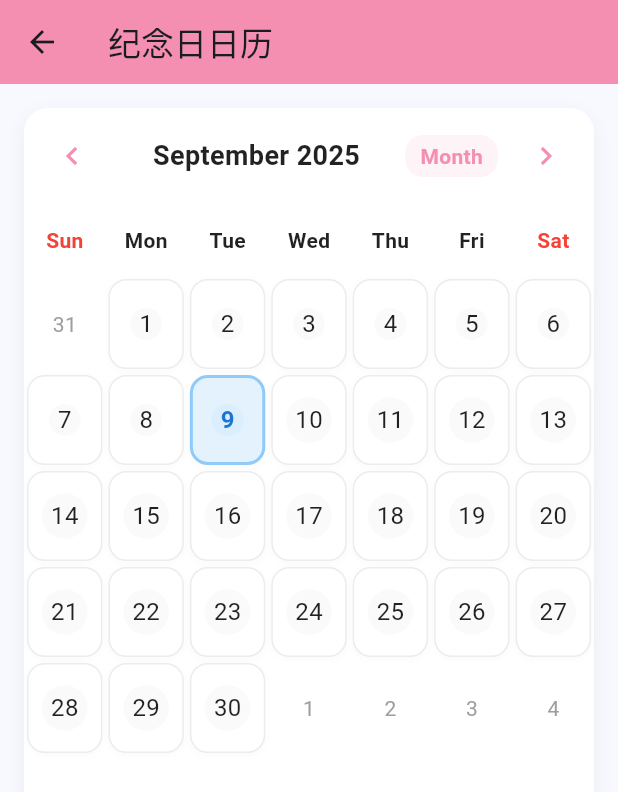
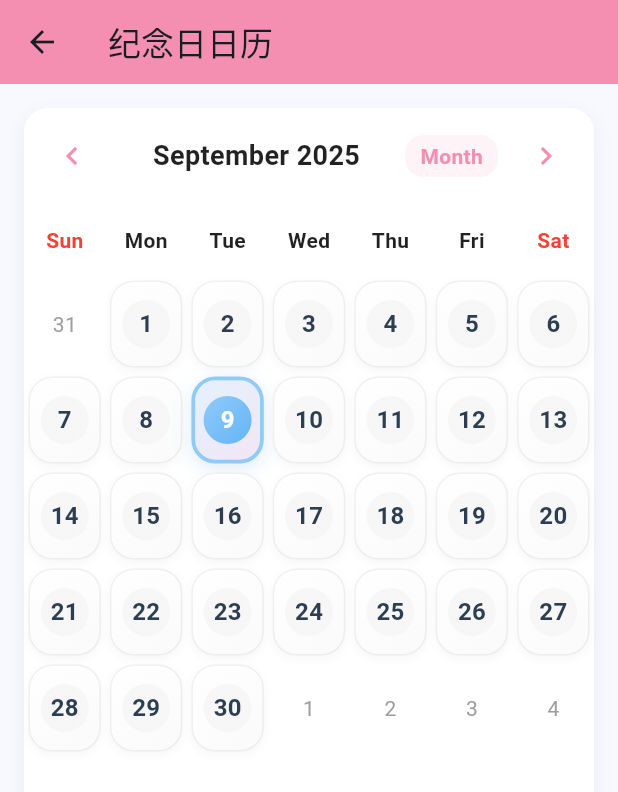
Before and after one commit to zoujinglong666/HeartDays, a Flutter app: the AnniversaryCalendarExample screen opened directly, on a phone screen of 412 x 824 dp. Shown: the top 792 px of the screen. Run offline on Flutter 3.47's test engine with Material 3 defaults, Android fonts, the light colour scheme and no system bars; drawn by our look-alikes of table_calendar; our stand-ins replace bot_toast, cached_network_image, connectivity_plus, device_info_plus, dio, easy_refresh and 14 more; missing offline and left inert: encrypt, flutter_picker_plus, lunar, mqtt_client; accounts and stored records are empty.

Commit message:
feat(components): 重设计纪念日历组件样式
- 更新了 AnniversaryCalendar 组件的视觉样式，使其更加现代化和精致
-调整了颜色、阴影、圆角等样式细节，提升了用户体验- 优化了日期数字和事件标题的样式，提高了可读性
- 增加了对今日日期的特殊样式处理，使其更加突出

```diff
--- a/lib/components/AnniversaryCalendar.dart
+++ b/lib/components/AnniversaryCalendar.dart
@@ -203,73 +203,128 @@ class _AnniversaryCalendarState extends State<AnniversaryCalendar> {
     final eventColor = firstEvent.color ?? const Color(0xFF6A8CFF);
 
     return Container(
-      margin: const EdgeInsets.all(2),
-      // 增加最大高度，防止溢出
+      margin: const EdgeInsets.all(3),
       constraints: const BoxConstraints(minHeight: 72, maxHeight: 80, minWidth: double.infinity),
       decoration: BoxDecoration(
-        color: isSelected ? eventColor.withOpacity(0.15) : Colors.white,
-        borderRadius: BorderRadius.circular(12),
+        gradient: isSelected
+            ? LinearGradient(
+                colors: [
+                  eventColor.withOpacity(0.2),
+                  eventColor.withOpacity(0.1),
+                ],
+                begin: Alignment.topLeft,
+                end: Alignment.bottomRight,
+              )
+            : LinearGradient(
+                colors: [
+                  Colors.white,
+                  eventColor.withOpacity(0.05),
+                ],
+                begin: Alignment.topLeft,
+                end: Alignment.bottomRight,
+              ),
+        borderRadius: BorderRadius.circular(16),
         border: isSelected
-            ? Border.all(color: eventColor, width: 2)
-            : Border.all(color: eventColor.withOpacity(0.3), width: 1),
+            ? Border.all(color: eventColor, width: 2.5)
+            : Border.all(color: eventColor.withOpacity(0.4), width: 1.5),
         boxShadow: [
           BoxShadow(
-            color: Colors.black.withOpacity(0.03),
-            blurRadius: 4,
+            color: eventColor.withOpacity(isSelected ? 0.2 : 0.1),
+            blurRadius: isSelected ? 12 : 8,
+            offset: const Offset(0, 4),
+            spreadRadius: isSelected ? 1 : 0,
+          ),
+          BoxShadow(
+            color: Colors.black.withOpacity(0.05),
+            blurRadius: 6,
             offset: const Offset(0, 2),
           ),
         ],
       ),
-      padding: const EdgeInsets.symmetric(vertical: 6, horizontal: 4), // 减小垂直内边距
+      padding: const EdgeInsets.symmetric(vertical: 8, horizontal: 6),
       child: Column(
         mainAxisAlignment: MainAxisAlignment.center,
         crossAxisAlignment: CrossAxisAlignment.center,
-        mainAxisSize: MainAxisSize.min, // 使用MainAxisSize.min减少占用空间
+        mainAxisSize: MainAxisSize.min,
         children: [
-          // 日期数字
+          // 日期数字 - 更现代的设计
           Container(
-            padding: const EdgeInsets.all(3), // 减小内边距
+            width: 28,
+            height: 28,
             decoration: BoxDecoration(
-              color: eventColor.withOpacity(0.1),
-              shape: BoxShape.circle,
+              gradient: LinearGradient(
+                colors: [
+                  eventColor,
+                  eventColor.withOpacity(0.8),
+                ],
+                begin: Alignment.topLeft,
+                end: Alignment.bottomRight,
+              ),
+              borderRadius: BorderRadius.circular(14),
+              boxShadow: [
+                BoxShadow(
+                  color: eventColor.withOpacity(0.3),
+                  blurRadius: 4,
+                  offset: const Offset(0, 2),
+                ),
+              ],
             ),
-            child: Text(
-              '${date.day}',
-              style: TextStyle(
-                fontWeight: FontWeight.bold,
-                fontSize: 14, // 减小字体大小
-                color: eventColor,
+            child: Center(
+              child: Text(
+                '${date.day}',
+                style: const TextStyle(
+                  fontWeight: FontWeight.w700,
+                  fontSize: 14,
+                  color: Colors.white,
+                ),
               ),
             ),
           ),
-          const SizedBox(height: 4), // 减小间距
-          // 事件标题 - 只显示内容，不显示图标
+          const SizedBox(height: 6),
+          // 事件标题 - 优化字体和颜色
           Flexible(
             child: Text(
               firstEvent.title,
               style: TextStyle(
-                  fontSize: 12, // 减小字体大小
-                  color: eventColor,
-                  fontWeight: FontWeight.w600
+                fontSize: 11,
+                color: eventColor.withOpacity(0.9),
+                fontWeight: FontWeight.w600,
+                letterSpacing: 0.2,
               ),
               textAlign: TextAlign.center,
               overflow: TextOverflow.ellipsis,
-              maxLines: 1, // 限制最多显示1行
+              maxLines: 1,
             ),
           ),
-          // 多事件指示器
+          // 多事件指示器 - 更精致的设计
           if (moreCount > 0)
             Padding(
-              padding: const EdgeInsets.only(top: 2),
+              padding: const EdgeInsets.only(top: 3),
               child: Container(
-                padding: const EdgeInsets.symmetric(horizontal: 4, vertical: 0), // 减小内边距
+                padding: const EdgeInsets.symmetric(horizontal: 6, vertical: 2),
                 decoration: BoxDecoration(
-                  color: eventColor.withOpacity(0.1),
-                  borderRadius: BorderRadius.circular(8),
+                  gradient: LinearGradient(
+                    colors: [
+                      eventColor.withOpacity(0.8),
+                      eventColor.withOpacity(0.6),
+                    ],
+                  ),
+                  borderRadius: BorderRadius.circular(10),
+                  boxShadow: [
+                    BoxShadow(
+                      color: eventColor.withOpacity(0.2),
+                      blurRadius: 2,
+                      offset: const Offset(0, 1),
+                    ),
+                  ],
                 ),
                 child: Text(
                   '+$moreCount',
-                  style: TextStyle(fontSize: 10, color: eventColor, fontWeight: FontWeight.w500), // 减小字体大小
+                  style: const TextStyle(
+                    fontSize: 9,
+                    color: Colors.white,
+                    fontWeight: FontWeight.w600,
+                  ),
                 ),
               ),
             ),
@@ -279,38 +334,117 @@ class _AnniversaryCalendarState extends State<AnniversaryCalendar> {
   }
 
   Widget _buildEmptyCell(DateTime date, {bool isSelected = false}) {
-    final cellColor = isSelected ? const Color(0xFFE3F2FD) : Colors.white;
-    final borderColor = isSelected ? const Color(0xFF90CAF9) : Colors.grey.withOpacity(0.2);
+    final today = DateTime.now();
+    final isToday = date.year == today.year && date.month == today.month && date.day == today.day;
 
     return Container(
-      margin: const EdgeInsets.all(2),
-      // 固定大小，确保所有格子一致
+      margin: const EdgeInsets.all(3),
       constraints: const BoxConstraints(minHeight: 72, maxHeight: 72, minWidth: double.infinity),
       decoration: BoxDecoration(
-        color: cellColor,
-        borderRadius: BorderRadius.circular(12),
-        border: Border.all(color: borderColor, width: isSelected ? 2 : 1),
+        gradient: isSelected
+            ? const LinearGradient(
+                colors: [
+                  Color(0xFFE3F2FD),
+                  Color(0xFFF3E5F5),
+                ],
+                begin: Alignment.topLeft,
+                end: Alignment.bottomRight,
+              )
+            : isToday
+                ? LinearGradient(
+                    colors: [
+                      Colors.white,
+                      const Color(0xFF6A8CFF).withOpacity(0.05),
+                    ],
+                    begin: Alignment.topLeft,
+                    end: Alignment.bottomRight,
+                  )
+                : const LinearGradient(
+                    colors: [
+                      Colors.white,
+                      Color(0xFFFAFAFA),
+                    ],
+                    begin: Alignment.topLeft,
+                    end: Alignment.bottomRight,
+                  ),
+        borderRadius: BorderRadius.circular(16),
+        border: Border.all(
+          color: isSelected
+              ? const Color(0xFF90CAF9)
+              : isToday
+                  ? const Color(0xFF6A8CFF).withOpacity(0.4)
+                  : Colors.grey.withOpacity(0.15),
+          width: isSelected ? 2.5 : isToday ? 2 : 1,
+        ),
         boxShadow: [
+          if (isSelected || isToday)
+            BoxShadow(
+              color: isSelected
+                  ? const Color(0xFF90CAF9).withOpacity(0.2)
+                  : const Color(0xFF6A8CFF).withOpacity(0.1),
+              blurRadius: isSelected ? 12 : 8,
+              offset: const Offset(0, 4),
+              spreadRadius: isSelected ? 1 : 0,
+            ),
           BoxShadow(
-            color: Colors.black.withOpacity(0.02),
-            blurRadius: 3,
-            offset: const Offset(0, 1),
+            color: Colors.black.withOpacity(0.03),
+            blurRadius: 4,
+            offset: const Offset(0, 2),
           ),
         ],
       ),
       child: Center(
         child: Container(
-          padding: const EdgeInsets.all(6),
+          width: 32,
+          height: 32,
           decoration: BoxDecoration(
-            color: isSelected ? const Color(0xFF90CAF9).withOpacity(0.1) : Colors.grey.withOpacity(0.05),
-            shape: BoxShape.circle,
+            gradient: isSelected
+                ? const LinearGradient(
+                    colors: [
+                      Color(0xFF90CAF9),
+                      Color(0xFF64B5F6),
+                    ],
+                    begin: Alignment.topLeft,
+                    end: Alignment.bottomRight,
+                  )
+                : isToday
+                    ? LinearGradient(
+                        colors: [
+                          const Color(0xFF6A8CFF).withOpacity(0.2),
+                          const Color(0xFF6A8CFF).withOpacity(0.1),
+                        ],
+                        begin: Alignment.topLeft,
+                        end: Alignment.bottomRight,
+                      )
+                    : LinearGradient(
+                        colors: [
+                          Colors.grey.withOpacity(0.08),
+                          Colors.grey.withOpacity(0.05),
+                        ],
+                        begin: Alignment.topLeft,
+                        end: Alignment.bottomRight,
+                      ),
+            borderRadius: BorderRadius.circular(16),
+            border: isToday && !isSelected
+                ? Border.all(
+                    color: const Color(0xFF6A8CFF).withOpacity(0.3),
+                    width: 1.5,
+                  )
+                : null,
           ),
-          child: Text(
-            '${date.day}',
-            style: TextStyle(
-              color: isSelected ? const Color(0xFF1976D2) : Colors.black87,
-              fontSize: 16,
-              fontWeight: isSelected ? FontWeight.bold : FontWeight.normal,
+          child: Center(
+            child: Text(
+              '${date.day}',
+              style: TextStyle(
+                color: isSelected
+                    ? Colors.white
+                    : isToday
+                        ? const Color(0xFF6A8CFF)
+                        : const Color(0xFF2C3E50),
+                fontSize: 16,
+                fontWeight: isSelected || isToday ? FontWeight.w700 : FontWeight.w600,
+                letterSpacing: 0.2,
+              ),
             ),
           ),
         ),
--- a/lib/consts/index.dart
+++ b/lib/consts/index.dart
@@ -18,8 +18,8 @@ final class Consts {
 
   /// About network request
   static const request = (
-  baseUrl: "http://10.9.17.62:8888/api/v1",
-  socketUrl: "http://10.9.17.62:8888",
+  baseUrl: "http://10.9.17.103:8888/api/v1",
+  socketUrl: "http://10.9.17.103:8888",
 
   minWaitingTime: Duration(milliseconds: 500),
   cachedTime: Duration(milliseconds: 2000),
```
